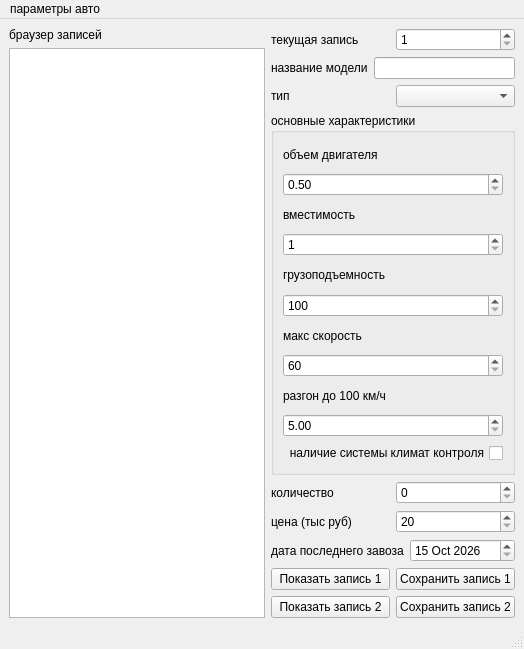
Above: mainwindow.ui from policinskijandrej65-cell/nvtsuk1 before the change. Below: the same form after it.
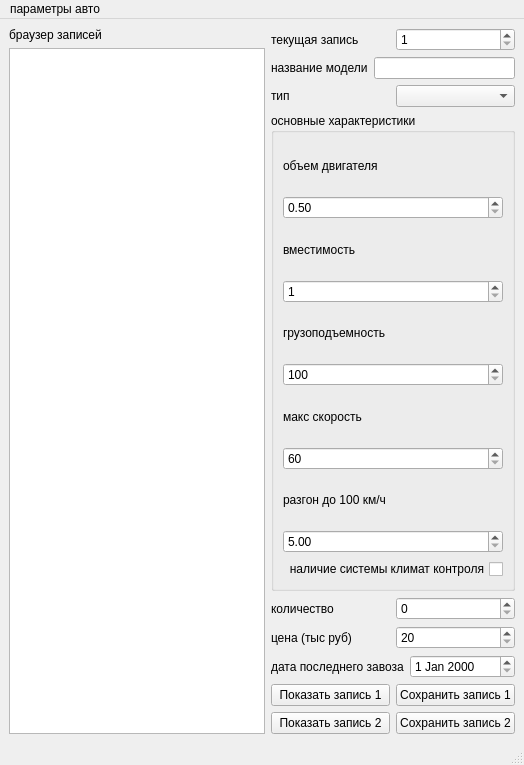
That is the form after the change.

Commit message: добавлена блокировка полей для прицепа, исправлен косяк с датой и проведена финальная проверка программы

Diff of the .ui file:
```diff
--- a/mainwindow.ui
+++ b/mainwindow.ui
@@ -7,7 +7,7 @@
     <x>0</x>
     <y>0</y>
     <width>524</width>
-    <height>649</height>
+    <height>765</height>
    </rect>
   </property>
   <property name="windowTitle">
@@ -257,9 +257,9 @@
         </property>
         <property name="minimumDate">
          <date>
-          <year>2026</year>
-          <month>10</month>
-          <day>15</day>
+          <year>1990</year>
+          <month>1</month>
+          <day>1</day>
          </date>
         </property>
        </widget>
```
Left out of the diff: 2 changed lines with no effect on the pictures. The commit also changes 2 other files.
